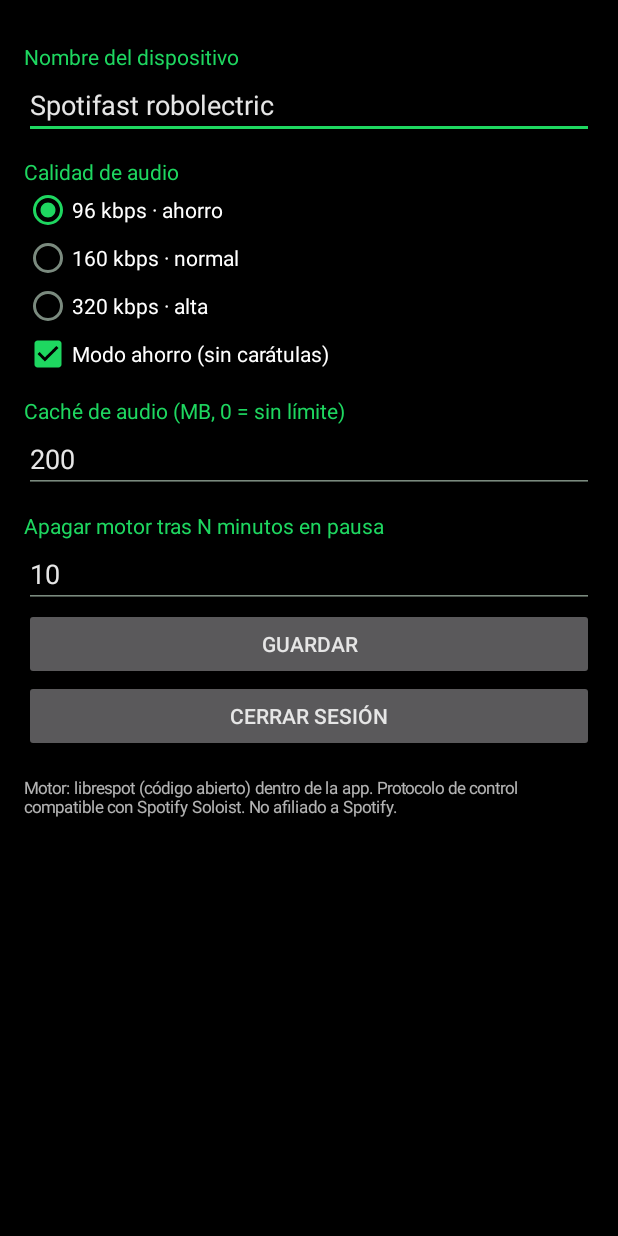
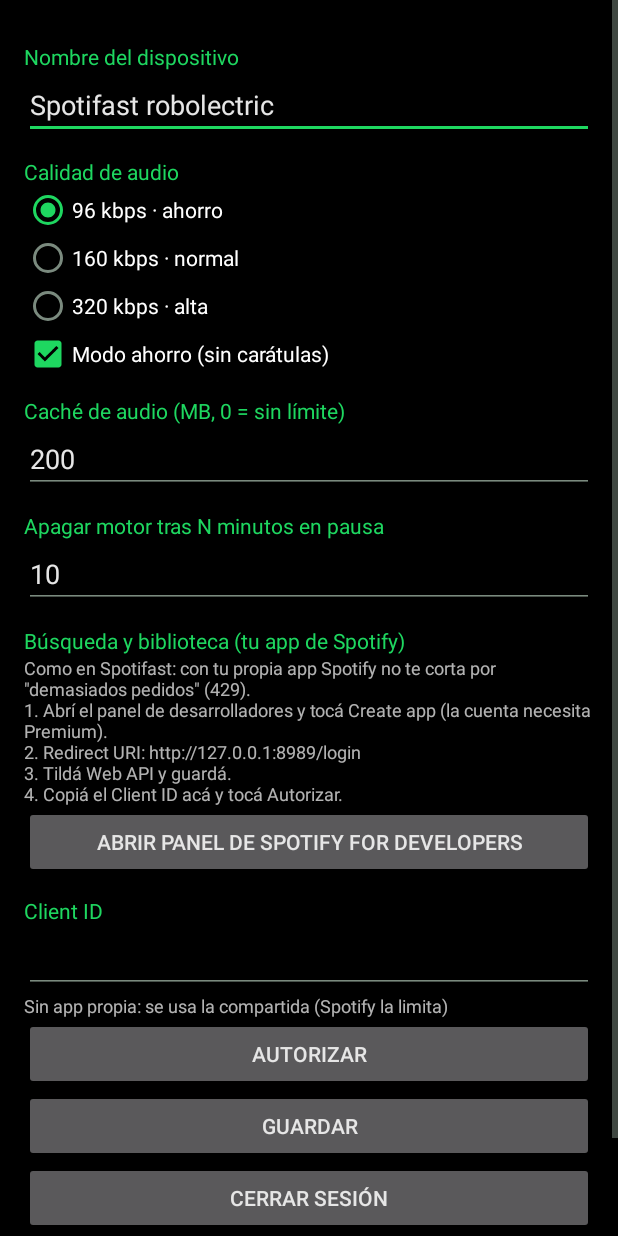
Before and after one commit to facudelcarp/spotifast-mobile, an Android app: the SettingsActivity screen opened directly, with no data from a screen before it, on a phone screen of 412 x 824 dp. Run offline under Robolectric (Android 15) with nearby library versions, the phone set to English and light mode, and no system bars.

Commit message:
Web API con app propia del usuario, como Spotifast (fix 429)
Spotify limita el client ID compartido de librespot con 429. Spotifast
separa dos autorizaciones y aquí se replica:
- Reproducción: client ID de librespot (puerto 8898).
- Web API: app propia del usuario (Client ID en Ajustes, redirect
  http://127.0.0.1:8989/login), con cupo de pedidos propio.
- Tokens por autorización, cada uno renovado con su refresh_token y su
  client ID. Orden: propia, compartida, login5 del motor.
- 429: se respeta Retry-After (el motor lo pasa a Java) sin reintentar,
  y el mensaje sugiere configurar la app propia.

H-4.5

```diff
--- a/app/src/main/java/com/spotifast/mobile/Prefs.java
+++ b/app/src/main/java/com/spotifast/mobile/Prefs.java
@@ -69,6 +69,15 @@ public final class Prefs {
         p.edit().putInt("idle_minutes", v).apply();
     }
 
+    /** Client ID de la app propia del usuario para la Web API ("" = usar la compartida). */
+    public String webClientId() {
+        return p.getString("web_client_id", "");
+    }
+
+    public void setWebClientId(String v) {
+        p.edit().putString("web_client_id", v).apply();
+    }
+
     public int volume() {
         return p.getInt("volume", 70);
     }
--- a/app/src/main/java/com/spotifast/mobile/ui/CoverLoader.java
+++ b/app/src/main/java/com/spotifast/mobile/ui/CoverLoader.java
@@ -60,7 +60,7 @@ public final class CoverLoader {
         // Descarga por el motor (TLS propio) y decodificación fuera del hilo principal.
         NativeEngine.http("GET", url, null, null, new NativeEngine.HttpCallback() {
             @Override
-            public void onResponse(int status, final byte[] body) {
+            public void onResponse(int status, final byte[] body, String retryAfter) {
                 if (status != 200 || body == null) {
                     return;
                 }
--- a/app/src/main/java/com/spotifast/mobile/ui/SettingsActivity.java
+++ b/app/src/main/java/com/spotifast/mobile/ui/SettingsActivity.java
@@ -2,6 +2,7 @@ package com.spotifast.mobile.ui;
 
 import android.app.Activity;
 import android.content.Intent;
+import android.net.Uri;
 import android.os.Bundle;
 import android.text.InputType;
 import android.view.View;
@@ -17,6 +18,8 @@ import android.widget.TextView;
 import com.spotifast.mobile.PlayerService;
 import com.spotifast.mobile.Prefs;
 import com.spotifast.mobile.R;
+import com.spotifast.mobile.SpotifyAuth;
+import com.spotifast.mobile.web.OAuthTokens;
 
 import java.io.File;
 
@@ -58,6 +61,57 @@ public final class SettingsActivity extends Activity {
         final EditText cache = field(root, R.string.cache, String.valueOf(prefs.cacheMb()), InputType.TYPE_CLASS_NUMBER);
         final EditText idle = field(root, R.string.idle, String.valueOf(prefs.idleMinutes()), InputType.TYPE_CLASS_NUMBER);
 
+        // ---- Web API con app propia (como Spotifast): cupo propio, sin 429 de la app compartida
+        label(root, R.string.web_api);
+        TextView help = new TextView(this);
+        help.setTextSize(12);
+        help.setText(getString(R.string.web_api_help, SpotifyAuth.PERSONAL_REDIRECT));
+        root.addView(help);
+        Button dashboard = new Button(this);
+        dashboard.setText(R.string.web_api_dashboard);
+        dashboard.setOnClickListener(new View.OnClickListener() {
+            @Override
+            public void onClick(View v) {
+                startActivity(new Intent(Intent.ACTION_VIEW,
+                        Uri.parse("https://developer.spotify.com/dashboard")));
+            }
+        });
+        root.addView(dashboard);
+        final EditText clientId = field(root, R.string.web_api_client_id, prefs.webClientId(),
+                InputType.TYPE_CLASS_TEXT | InputType.TYPE_TEXT_FLAG_NO_SUGGESTIONS);
+        final TextView webStatus = new TextView(this);
+        webStatus.setTextSize(12);
+        webStatus.setText(OAuthTokens.has(this, OAuthTokens.PERSONAL)
+                ? R.string.web_api_connected : R.string.web_api_not_connected);
+        root.addView(webStatus);
+        Button authorize = new Button(this);
+        authorize.setText(R.string.web_api_authorize);
+        authorize.setOnClickListener(new View.OnClickListener() {
+            @Override
+            public void onClick(View v) {
+                final String id = clientId.getText().toString().trim();
+                if (!SpotifyAuth.looksLikeClientId(id)) {
+                    webStatus.setText(R.string.web_api_bad_id);
+                    return;
+                }
+                prefs.setWebClientId(id);
+                webStatus.setText(R.string.web_api_waiting);
+                SpotifyAuth.login(SettingsActivity.this, SpotifyAuth.Grant.personal(id),
+                        new SpotifyAuth.Callback() {
+                            @Override
+                            public void onToken(String accessToken) {
+                                webStatus.setText(R.string.web_api_connected);
+                            }
+
+                            @Override
+                            public void onError(String message) {
+                                webStatus.setText(message);
+                            }
+                        });
+            }
+        });
+        root.addView(authorize);
+
         Button save = new Button(this);
         save.setText(R.string.save);
         save.setOnClickListener(new View.OnClickListener() {
@@ -83,7 +137,7 @@ public final class SettingsActivity extends Activity {
             public void onClick(View v) {
                 stopService(new Intent(SettingsActivity.this, PlayerService.class));
                 new File(getFilesDir(), "credentials.json").delete();
-                com.spotifast.mobile.web.OAuthTokens.clear(SettingsActivity.this);
+                com.spotifast.mobile.web.OAuthTokens.clearAll(SettingsActivity.this);
                 finish();
             }
         });
@@ -93,7 +147,8 @@ public final class SettingsActivity extends Activity {
         about.setPadding(0, pad, 0, 0);
         about.setTextSize(11);
         about.setText("Motor: librespot (código abierto) dentro de la app. Protocolo de control "
-                + "compatible con Spotify Soloist. No afiliado a Spotify.");
+                + "compatible con Spotify Soloist. Web API con app propia, como Spotifast. "
+                + "No afiliado a Spotify.");
         root.addView(about);
 
         ScrollView sv = new ScrollView(this);
--- a/app/src/main/res/values/strings.xml
+++ b/app/src/main/res/values/strings.xml
@@ -24,4 +24,13 @@
     <string name="pair">Usar otro dispositivo (Spotify Connect)</string>
     <string name="pair_cancel">Cancelar</string>
     <string name="pair_info">En otro celular, tablet o PC conectado a la misma Wi-Fi: abrí Spotify → Dispositivos → elegí «%1$s».\nSolo hace falta una vez.</string>
+    <string name="web_api">Búsqueda y biblioteca (tu app de Spotify)</string>
+    <string name="web_api_help">Como en Spotifast: con tu propia app Spotify no te corta por \"demasiados pedidos\" (429).\n1. Abrí el panel de desarrolladores y tocá Create app (la cuenta necesita Premium).\n2. Redirect URI: %1$s\n3. Tildá Web API y guardá.\n4. Copiá el Client ID acá y tocá Autorizar.</string>
+    <string name="web_api_dashboard">Abrir panel de Spotify for Developers</string>
+    <string name="web_api_client_id">Client ID</string>
+    <string name="web_api_authorize">Autorizar</string>
+    <string name="web_api_connected">✓ Tu app está conectada</string>
+    <string name="web_api_not_connected">Sin app propia: se usa la compartida (Spotify la limita)</string>
+    <string name="web_api_waiting">Esperando la autorización en el navegador…</string>
+    <string name="web_api_bad_id">El Client ID son 32 caracteres (0-9, a-f)</string>
 </resources>
```
Also changed, not shown: app/src/main/java/com/spotifast/mobile/SpotifyAuth.java (+65 -19 lines), app/src/main/java/com/spotifast/mobile/engine/NativeEngine.java (+7 -4 lines), app/src/main/java/com/spotifast/mobile/web/OAuthTokens.java (+32 -19 lines), app/src/main/java/com/spotifast/mobile/web/WebApi.java (+71 -13 lines), 3 other files.
